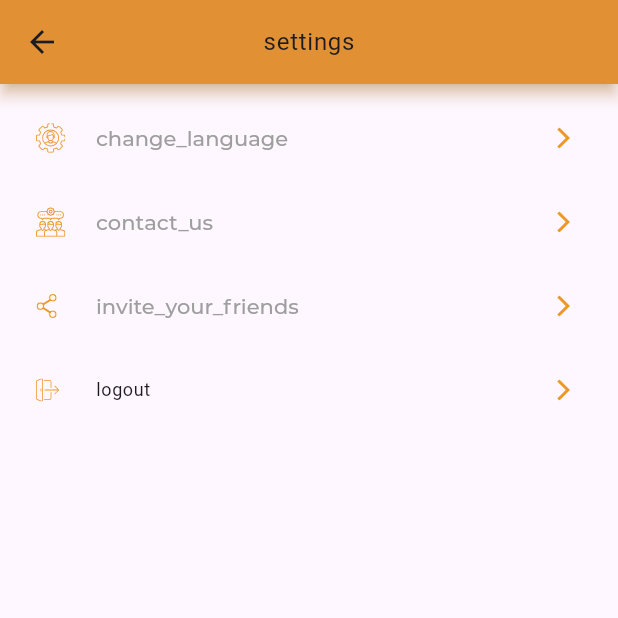
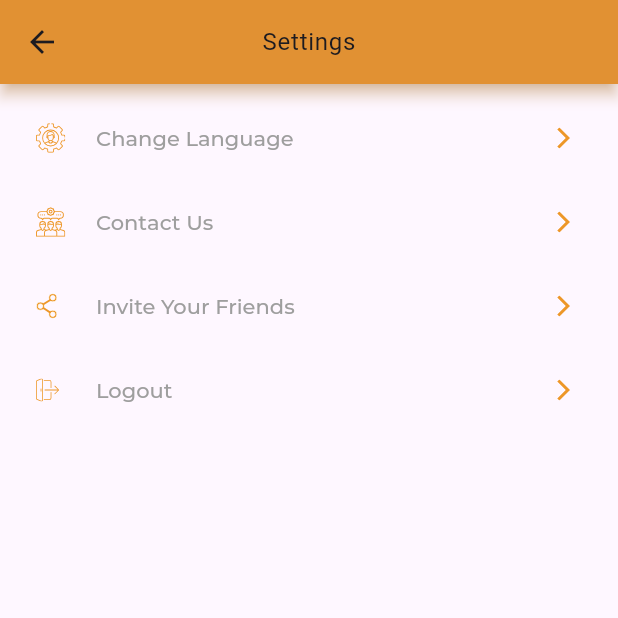
Before and after one commit to allenmasud12/clean_architecture, a Flutter app: the MainView screen opened by its route, item 4 of the bottom bar chosen, on a phone screen of 412 x 824 dp, the top half of it. Run offline on Flutter 3.47's test engine with Material 3 defaults, Android fonts, the phone set to English and light mode, and no system bars; our stand-ins replace dartz, device_info_plus, dio, easy_localization, flutter_phoenix, flutter_svg and 8 more; accounts and stored records are empty; generated files the repository leaves out were written again; project files that could hold a hidden picture were left out.

```diff
--- a/lib/app/app.dart
+++ b/lib/app/app.dart
@@ -1,5 +1,6 @@
 import 'package:clean_architecture/presentation/resources/routes_manager.dart';
 import 'package:clean_architecture/presentation/resources/theme_manager.dart';
+import 'package:easy_localization/easy_localization.dart';
 import 'package:flutter/material.dart';
 
 class MyApp extends StatelessWidget {
@@ -13,6 +14,9 @@ class MyApp extends StatelessWidget {
   @override
   Widget build(BuildContext context) {
     return MaterialApp(
+      localizationsDelegates: context.localizationDelegates,
+      supportedLocales: context.supportedLocales,
+      locale: context.locale,
       debugShowCheckedModeBanner: false,
       onGenerateRoute: RouteGenerator.getRoute,
       initialRoute: Routes.splashRoute,
--- a/lib/presentation/common/state_render/state_render_impl.dart
+++ b/lib/presentation/common/state_render/state_render_impl.dart
@@ -1,5 +1,6 @@
 import 'package:clean_architecture/data/mapper/mapper.dart';
 import 'package:clean_architecture/presentation/common/state_render/state_render.dart';
+import 'package:easy_localization/easy_localization.dart';
 import 'package:flutter/cupertino.dart';
 import 'package:flutter/material.dart';
 
@@ -125,7 +126,7 @@ extension FlowStateExtension on FlowState {
 
           // show popup
           showPopUp(context, StateRenderType.POPUP_SUCCESS, getMessage(),
-              title: AppString.success);
+              title: AppString.success.tr());
           // return content ui of the screen
           return contentScreenWidget;
         }
@@ -137,6 +138,7 @@ extension FlowStateExtension on FlowState {
 
 dismissDialog(BuildContext context) {
   if (_isThereCurrentDialogShowing(context)) {
+    // Navigator.of(context).pop();
     Navigator.of(context, rootNavigator: true).pop(true);
   }
 }
--- a/lib/presentation/forget_password/forget_password_view.dart
+++ b/lib/presentation/forget_password/forget_password_view.dart
@@ -1,3 +1,4 @@
+import 'package:easy_localization/easy_localization.dart';
 import 'package:flutter/material.dart';
 import '../../app/di.dart';
 import '../common/state_render/state_render_impl.dart';
@@ -100,7 +101,7 @@ class _ForgotPasswordViewState extends State<ForgotPasswordView> {
                           onPressed: (snapshot.data ?? false)
                               ? () => _viewModel.forgotPassword()
                               : null,
-                          child: const Text(AppString.resetPassword)),
+                          child: Text(AppString.resetPassword.tr())),
                     );
                   },
                 ),
--- a/lib/presentation/main/main_view.dart
+++ b/lib/presentation/main/main_view.dart
@@ -1,3 +1,4 @@
+import 'package:clean_architecture/presentation/common/state_render/state_render.dart';
 import 'package:clean_architecture/presentation/main/home_page.dart';
 import 'package:clean_architecture/presentation/main/notifactions_page.dart';
 import 'package:clean_architecture/presentation/main/search_page.dart';
@@ -5,6 +6,7 @@ import 'package:clean_architecture/presentation/main/settings_page.dart';
 import 'package:clean_architecture/presentation/resources/color_manager.dart';
 import 'package:clean_architecture/presentation/resources/string_manager.dart';
 import 'package:clean_architecture/presentation/resources/values_manager.dart';
+import 'package:easy_localization/easy_localization.dart';
 import 'package:flutter/material.dart';
 
 class MainView extends StatefulWidget {
@@ -22,13 +24,13 @@ class _MainViewState extends State<MainView> {
     const SettingsPage()
   ];
   List<String> titles = [
-    AppString.home,
-    AppString.search,
-    AppString.notifications,
-    AppString.settings
+    AppString.home.tr(),
+    AppString.search.tr(),
+    AppString.notifications.tr(),
+    AppString.settings.tr()
   ];
 
-  var _title = AppString.home;
+  var _title = AppString.home.tr();
  var  _currentIndex = 0;
 
 
--- a/lib/presentation/main/settings_page.dart
+++ b/lib/presentation/main/settings_page.dart
@@ -1,5 +1,8 @@
+import 'package:clean_architecture/presentation/resources/language_manager.dart';
 import 'package:clean_architecture/presentation/resources/string_manager.dart';
+import 'package:easy_localization/easy_localization.dart';
 import 'package:flutter/material.dart';
+import 'package:flutter_phoenix/flutter_phoenix.dart';
 import 'package:flutter_svg/svg.dart';
 
 import '../../app/app_prefs.dart';
@@ -7,6 +10,7 @@ import '../../app/di.dart';
 import '../resources/assets_manager.dart';
 import '../resources/routes_manager.dart';
 import '../resources/values_manager.dart';
+import 'dart:math' as math;
 
 class SettingsPage extends StatefulWidget {
   const SettingsPage({super.key});
@@ -21,48 +25,64 @@ class _SettingsPageState extends State<SettingsPage> {
   @override
   Widget build(BuildContext context) {
     return ListView(
-      padding: const EdgeInsets.all(AppPadding.p8),
+      padding: EdgeInsets.all(AppPadding.p8),
       children: [
         ListTile(
           title: Text(
-            AppString.changeLanguage,
+            AppString.changeLanguage.tr(),
             style: Theme.of(context).textTheme.headlineMedium,
+          ).tr(),
+          leading: SvgPicture.asset(ImageAssets.changeLangIc),
+          trailing: Transform(
+            alignment: Alignment.center,
+            transform: Matrix4.rotationY(isRtl() ? math.pi : 0),
+            child: SvgPicture.asset(ImageAssets.settingsRightArrowIc),
           ),
-          leading: SvgPicture.asset(ImageAssets.changeLangIc),
-          trailing: SvgPicture.asset(ImageAssets.settingsRightArrowIc),
           onTap: () {
             _changeLanguage();
           },
         ),
         ListTile(
           title: Text(
-            AppString.contactUs,
+            AppString.contactUs.tr(),
             style: Theme.of(context).textTheme.headlineMedium,
+          ).tr(),
+          leading: SvgPicture.asset(ImageAssets.contactUsIc),
+          trailing: Transform(
+            alignment: Alignment.center,
+            transform: Matrix4.rotationY(isRtl() ? math.pi : 0),
+            child: SvgPicture.asset(ImageAssets.settingsRightArrowIc),
           ),
-          leading: SvgPicture.asset(ImageAssets.contactUsIc),
-          trailing: SvgPicture.asset(ImageAssets.settingsRightArrowIc),
           onTap: () {
             _contactUs();
           },
         ),
         ListTile(
           title: Text(
-            AppString.inviteYourFriends,
+            AppString.inviteYourFriends.tr(),
             style: Theme.of(context).textTheme.headlineMedium,
+          ).tr(),
+          leading: SvgPicture.asset(ImageAssets.inviteFriendsIc),
+          trailing: Transform(
+            alignment: Alignment.center,
+            transform: Matrix4.rotationY(isRtl() ? math.pi : 0),
+            child: SvgPicture.asset(ImageAssets.settingsRightArrowIc),
           ),
-          leading: SvgPicture.asset(ImageAssets.inviteFriendsIc),
-          trailing: SvgPicture.asset(ImageAssets.settingsRightArrowIc),
           onTap: () {
             _inviteFriends();
           },
         ),
         ListTile(
           title: Text(
-            AppString.logout,
-            style: Theme.of(context).textTheme.bodySmall,
+            AppString.logout.tr(),
+            style: Theme.of(context).textTheme.headlineMedium,
+          ).tr(),
+          leading: SvgPicture.asset(ImageAssets.logoutIc),
+          trailing: Transform(
+            alignment: Alignment.center,
+            transform: Matrix4.rotationY(isRtl() ? math.pi : 0),
+            child: SvgPicture.asset(ImageAssets.settingsRightArrowIc),
           ),
-          leading: SvgPicture.asset(ImageAssets.logoutIc),
-          trailing: SvgPicture.asset(ImageAssets.settingsRightArrowIc),
           onTap: () {
             _logout();
           },
@@ -71,12 +91,15 @@ class _SettingsPageState extends State<SettingsPage> {
     );
   }
 
+ bool isRtl() {
+   return context.locale == BANGLA_LOCAL; // app is in arabic language
+ }
 
-
-  void _changeLanguage() {
-
-
-  }
+ void _changeLanguage() {
+   // i will apply localisation later
+   _appPreferences.setLanguageChanged();
+   Phoenix.rebirth(context); // restart to apply language changes
+ }
 
   void _contactUs() {
 
--- a/lib/presentation/onboarding/onboarding_view.dart
+++ b/lib/presentation/onboarding/onboarding_view.dart
@@ -2,6 +2,7 @@ import 'package:clean_architecture/app/app_prefs.dart';
 import 'package:clean_architecture/app/di.dart';
 import 'package:clean_architecture/presentation/onboarding/onboarding_viewmodel.dart';
 import 'package:clean_architecture/presentation/resources/color_manager.dart';
+import 'package:easy_localization/easy_localization.dart';
 import 'package:flutter/material.dart';
 import 'package:flutter/services.dart';
 import 'package:flutter_svg/svg.dart';
@@ -85,7 +86,7 @@ class _OnBoardingViewState extends State<OnBoardingView> {
                         context, Routes.loginRoute);
                   },
                   child: Text(
-                    AppString.skip,
+                    AppString.skip.tr(),
                     textAlign: TextAlign.end,
                   ),
                 ),
--- a/lib/presentation/resources/language_manager.dart
+++ b/lib/presentation/resources/language_manager.dart
@@ -1,9 +1,16 @@
-enum LanguageType {ENGLISH, BANGLA}
+import 'package:flutter/material.dart';
+
+enum LanguageType { ENGLISH, BANGLA }
+
 const String BANGLA = "bn";
 const String ENGLISH = "en";
-extension LanguageTypeExtension on LanguageType{
-  String getValue(){
-    switch (this){
+const String ASSETS_PATH_LOCALISATIONS = "assets/translations";
+const Locale BANGLA_LOCAL = Locale("bn","BD");
+const Locale ENGLISH_LOCAL = Locale("en","US");
+
+extension LanguageTypeExtension on LanguageType {
+  String getValue() {
+    switch (this) {
       case LanguageType.ENGLISH:
         return ENGLISH;
       case LanguageType.BANGLA:
--- a/pubspec.yaml
+++ b/pubspec.yaml
@@ -27,6 +27,7 @@ dependencies:
   get_it: ^8.0.2
   lottie: ^3.1.3
   flutter_phoenix: ^1.1.1
+  easy_localization: ^3.0.7
 
 dev_dependencies:
   flutter_test:
@@ -41,6 +42,8 @@ flutter:
   assets:
      - assets/images/
      - assets/json/
+     - assets/translations/bn-BD.json
+     - assets/translations/en-US.json
 
 
 
```
Also changed, not shown: assets/translations/ar-SA.json (deleted, +0 -59 lines), assets/translations/bn-BD.json (added, +58 -0 lines), lib/app/app_prefs.dart (+24 -0 lines), lib/main.dart (+11 -2 lines), lib/presentation/common/state_render/state_render.dart (+5 -3 lines), lib/presentation/login/login_view.dart (+10 -8 lines), pubspec.lock.
